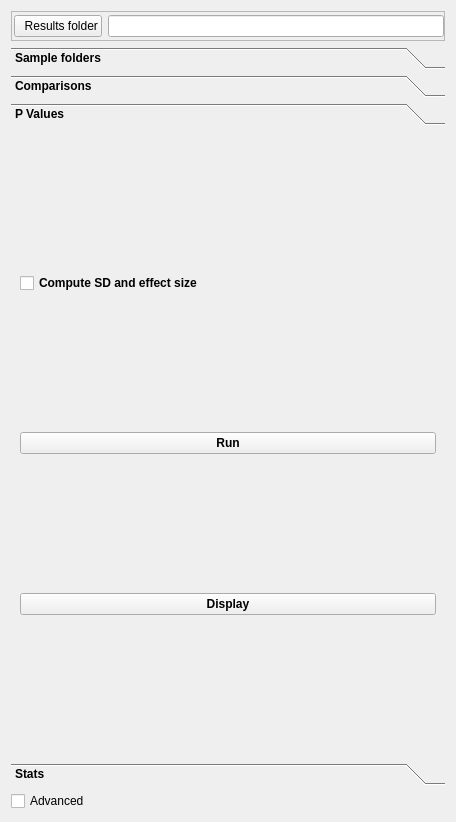
Old version of the form ClearMap/gui/creator/group_analysis_tab.ui in the repository ClearAnatomics/ClearMap.
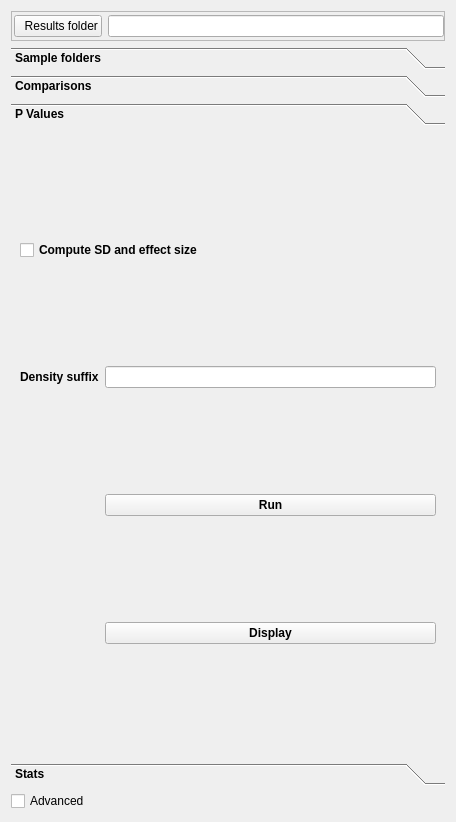
New version of the form. Icons and pictures are not drawn.

Commit message: FEATURE: Adds option to split density files based on filtering criteria for group analysis

What changed in the file:
```diff
--- a/ClearMap/gui/creator/group_analysis_tab.ui
+++ b/ClearMap/gui/creator/group_analysis_tab.ui
@@ -72,7 +72,6 @@
     <widget class="QToolBox" name="batchToolBox">
      <property name="font">
       <font>
-       <weight>75</weight>
        <bold>true</bold>
       </font>
      </property>
@@ -172,21 +171,31 @@
         <x>0</x>
         <y>0</y>
         <width>438</width>
-        <height>600</height>
+        <height>620</height>
        </rect>
       </property>
       <attribute name="label">
        <string>P Values</string>
       </attribute>
-      <layout class="QVBoxLayout" name="verticalLayout">
-       <item>
+      <layout class="QGridLayout" name="gridLayout_2">
+       <item row="0" column="0" colspan="2">
         <widget class="QCheckBox" name="computeSdAndEffectSizeCheckBox">
          <property name="text">
           <string>Compute SD and effect size</string>
          </property>
         </widget>
        </item>
-       <item>
+       <item row="1" column="0">
+        <widget class="QLabel" name="densitySuffixTextFilterLabel">
+         <property name="text">
+          <string>Density suffix</string>
+         </property>
+        </widget>
+       </item>
+       <item row="1" column="1">
+        <widget class="QLineEdit" name="densitySuffixTextFilterLineEdit"/>
+       </item>
+       <item row="2" column="1">
         <widget class="QPushButton" name="runPValsPushButton">
          <property name="toolTip">
           <string>&lt;html&gt;&lt;head/&gt;&lt;body&gt;&lt;p&gt;Compute the p value maps for all the pairs of groups selected in the &lt;span style=&quot; font-style:italic;&quot;&gt;comparisons&lt;/span&gt; tab&lt;/p&gt;&lt;/body&gt;&lt;/html&gt;</string>
@@ -196,7 +205,7 @@
          </property>
         </widget>
        </item>
-       <item>
+       <item row="3" column="1">
         <widget class="QPushButton" name="plotPValsPushButton">
          <property name="text">
           <string>Display</string>
```
Left out of the diff: 6 changed lines with no effect on the pictures. The commit also changes 4 other files.
